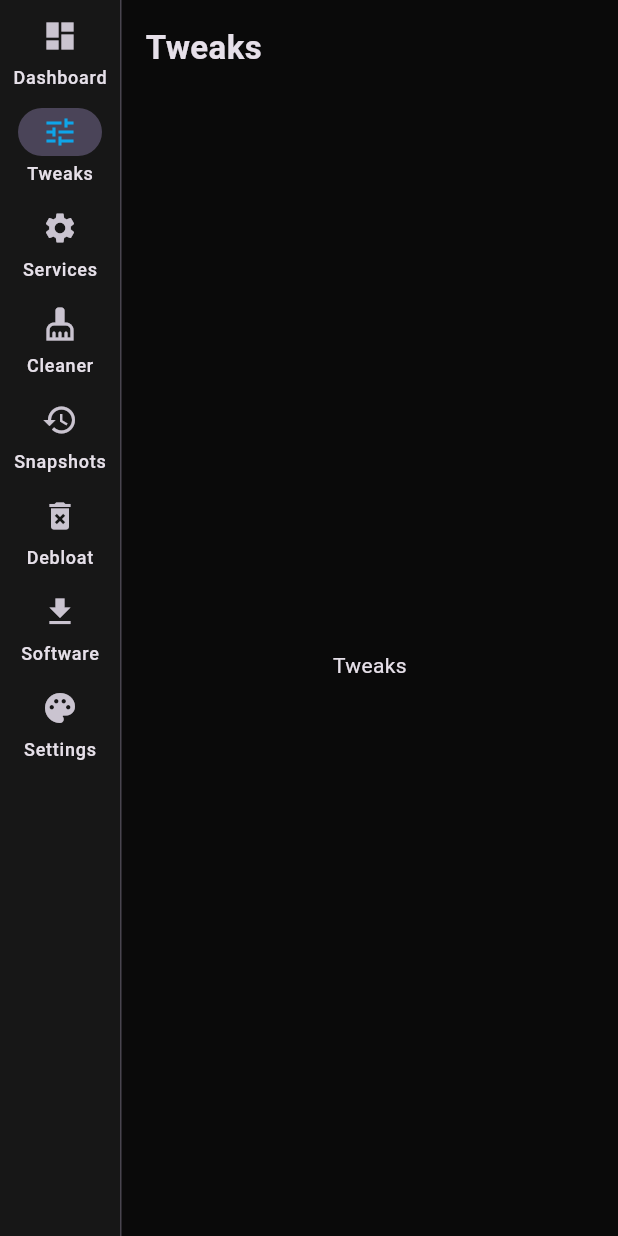
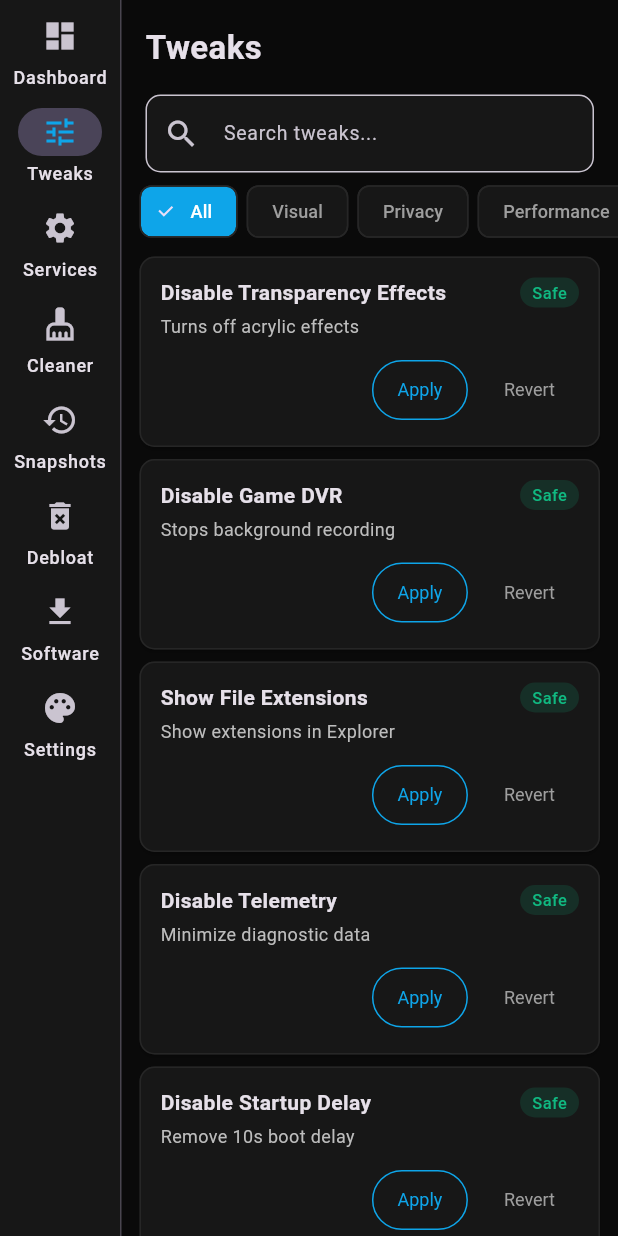
Before and after one commit to YousefMohiey/ZingerBoost, a Flutter app: the screen it shows after launch, after a tap on "Tweaks", on a phone screen of 412 x 824 dp. Run offline on Flutter 3.47's test engine with Material 3 defaults, Android fonts, the phone set to English and light mode, and no system bars.

Commit message:
add Tweaks page with search + filters

```diff
--- a/zingerboost_flutter/lib/main.dart
+++ b/zingerboost_flutter/lib/main.dart
@@ -1,5 +1,6 @@
 import 'package:flutter/material.dart';
 import 'dash_page.dart';
+import 'tweaks_page.dart';
 
 void main() {
   WidgetsFlutterBinding.ensureInitialized();
@@ -47,7 +48,7 @@ class _ShellState extends State<Shell> {
   int _idx = 0;
   final _pages = const [
     DashPage(),
-    Center(child: Text('Tweaks')),
+    TweaksPage(),
     Center(child: Text('Services')),
     Center(child: Text('Cleaner')),
     Center(child: Text('Snapshots')),
--- /dev/null
+++ b/zingerboost_flutter/lib/tweaks_page.dart
@@ -0,0 +1,77 @@
+import 'package:flutter/material.dart';
+
+class TweaksPage extends StatefulWidget {
+  const TweaksPage({super.key});
+  @override State<TweaksPage> createState() => _TweaksPageState();
+}
+class _TweaksPageState extends State<TweaksPage> {
+  String _filter = 'All', _search = '';
+  static const _items = [
+    _Tk('Disable Transparency Effects','Turns off acrylic effects','Visual','Safe'),
+    _Tk('Disable Game DVR','Stops background recording','Gaming','Safe'),
+    _Tk('Show File Extensions','Show extensions in Explorer','Visual','Safe'),
+    _Tk('Disable Telemetry','Minimize diagnostic data','Privacy','Safe'),
+    _Tk('Disable Startup Delay','Remove 10s boot delay','Performance','Safe'),
+    _Tk('Disable Sticky Keys Popup','No Shift x5 interruptions','Visual','Safe'),
+    _Tk('Disable Background Apps','Stop UWP background processes','Privacy','Safe'),
+    _Tk('High Performance Power Plan','Prevent CPU downclocking','Performance','Safe'),
+  ];
+  static const _cats = ['All','Visual','Privacy','Performance','Gaming'];
+
+  @override Widget build(BuildContext c) {
+    final filtered = _items.where((t) =>
+      (_filter == 'All' || t.cat == _filter) &&
+      (_search.isEmpty || t.name.toLowerCase().contains(_search.toLowerCase()))
+    ).toList();
+    return Column(children: [
+      Padding(padding: const EdgeInsets.fromLTRB(16, 0, 16, 8), child: TextField(
+        decoration: InputDecoration(
+          hintText: 'Search tweaks...', prefixIcon: const Icon(Icons.search),
+          filled: true, fillColor: const Color(0xFF171717),
+          border: OutlineInputBorder(borderRadius: BorderRadius.circular(10), borderSide: const BorderSide(color: Color(0xFF262626))),
+        ),
+        style: const TextStyle(fontSize: 13),
+        onChanged: (v) => setState(() => _search = v),
+      )),
+      SizedBox(height: 36, child: ListView(scrollDirection: Axis.horizontal, padding: const EdgeInsets.symmetric(horizontal: 12), children: [
+        ..._cats.map((c) => Padding(padding: const EdgeInsets.only(right: 6), child: ChoiceChip(
+          label: Text(c, style: const TextStyle(fontSize: 12)),
+          selected: _filter == c,
+          onSelected: (_) => setState(() => _filter = c),
+          selectedColor: const Color(0xFF0EA5E9), backgroundColor: const Color(0xFF171717),
+          labelStyle: TextStyle(color: _filter == c ? Colors.white : Colors.grey),
+          side: const BorderSide(color: Color(0xFF262626)),
+        ))),
+      ])),
+      Expanded(child: ListView.builder(padding: const EdgeInsets.all(12), itemCount: filtered.length,
+        itemBuilder: (_, i) {
+          final t = filtered[i];
+          final rc = t.risk == 'Safe' ? const Color(0xFF10B981) : const Color(0xFFEF4444);
+          return Card(color: const Color(0xFF171717), margin: const EdgeInsets.only(bottom: 8),
+            shape: RoundedRectangleBorder(borderRadius: BorderRadius.circular(10), side: const BorderSide(color: Color(0xFF262626))),
+            child: Padding(padding: const EdgeInsets.all(14), child: Column(crossAxisAlignment: CrossAxisAlignment.start, children: [
+              Row(children: [
+                Expanded(child: Text(t.name, style: const TextStyle(fontWeight: FontWeight.w600, fontSize: 14))),
+                Container(padding: const EdgeInsets.symmetric(horizontal: 8, vertical: 2),
+                  decoration: BoxDecoration(color: rc.withOpacity(0.15), borderRadius: BorderRadius.circular(20)),
+                  child: Text(t.risk, style: TextStyle(color: rc, fontSize: 11, fontWeight: FontWeight.w500))),
+              ]),
+              const SizedBox(height: 4), Text(t.desc, style: TextStyle(color: Colors.grey.shade400, fontSize: 12)),
+              const SizedBox(height: 10),
+              Row(mainAxisAlignment: MainAxisAlignment.end, children: [
+                OutlinedButton(onPressed: () => ScaffoldMessenger.of(c).showSnackBar(SnackBar(content: Text('${t.name} applied!'))),
+                  style: OutlinedButton.styleFrom(foregroundColor: const Color(0xFF0EA5E9), side: const BorderSide(color: Color(0xFF0EA5E9)),
+                    padding: const EdgeInsets.symmetric(horizontal: 16, vertical: 6), textStyle: const TextStyle(fontSize: 12)),
+                  child: const Text('Apply')),
+                const SizedBox(width: 8),
+                TextButton(onPressed: () => ScaffoldMessenger.of(c).showSnackBar(SnackBar(content: Text('${t.name} reverted!'))),
+                  style: TextButton.styleFrom(foregroundColor: Colors.grey, padding: const EdgeInsets.symmetric(horizontal: 16, vertical: 6), textStyle: const TextStyle(fontSize: 12)),
+                  child: const Text('Revert')),
+              ]),
+            ])));
+        }),
+      ),
+    ]);
+  }
+}
+class _Tk { final String name, desc, cat, risk; const _Tk(this.name, this.desc, this.cat, this.risk); }
```
